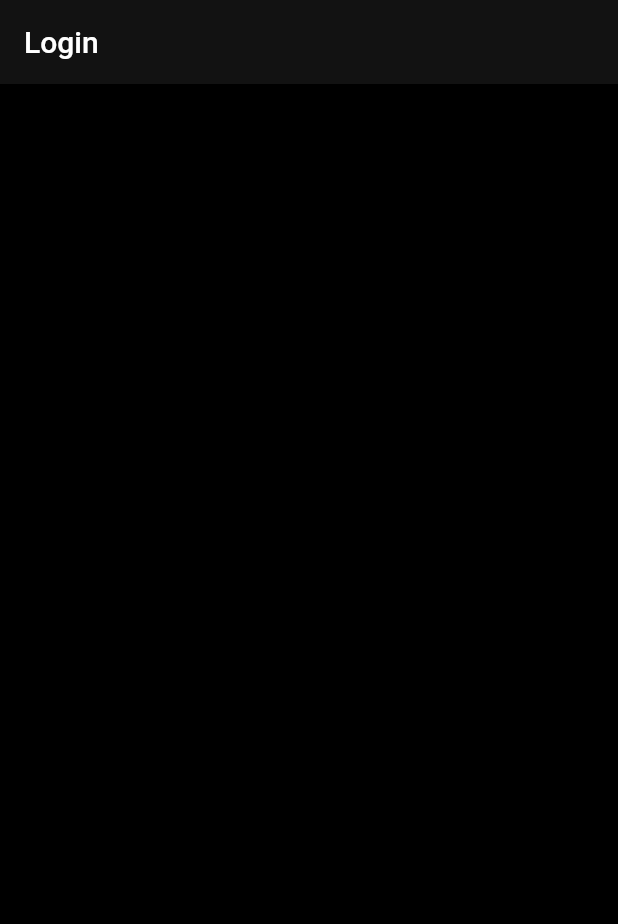
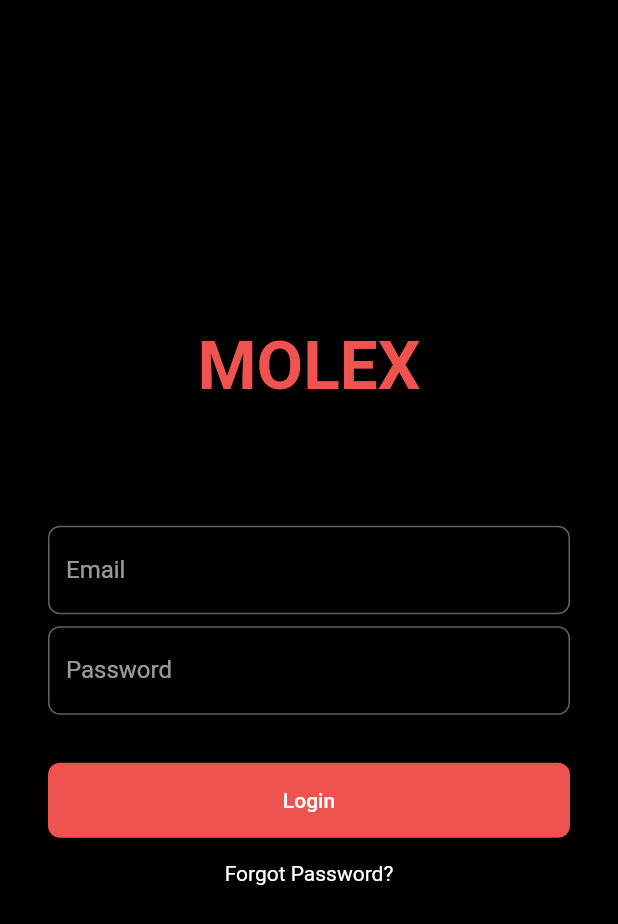
Before and after one commit to muhammad-hassan-shakeel/molix, a Flutter app: the screen it shows after launch, on a phone screen of 412 x 824 dp. Shown: the top 924 px of the screen. Run offline on Flutter 3.47's test engine with Material 2 defaults, Android fonts, the light colour scheme and no system bars; our stand-ins replace bloc, equatable, flutter_bloc, hydrated_bloc.

Commit message:
login page

```diff
--- a/lib/config/theme/dark_theme.dart
+++ b/lib/config/theme/dark_theme.dart
@@ -35,4 +35,11 @@ class DarkTheme extends MolixTheme {
 
   @override
   Color get scaffoldBackgroundColor => Colors.black;
+
+  @override
+  InputDecorationTheme get inputDecorationTheme => InputDecorationTheme(
+        border: OutlineInputBorder(
+          borderRadius: BorderRadius.circular(8),
+        ),
+      );
 }
--- a/lib/config/theme/light_theme.dart
+++ b/lib/config/theme/light_theme.dart
@@ -34,4 +34,11 @@ class LightTheme extends MolixTheme {
 
   @override
   Color get scaffoldBackgroundColor => Colors.white;
+
+  @override
+  InputDecorationTheme get inputDecorationTheme => InputDecorationTheme(
+        border: OutlineInputBorder(
+          borderRadius: BorderRadius.circular(8),
+        ),
+      );
 }
--- a/lib/config/theme/molix_theme.dart
+++ b/lib/config/theme/molix_theme.dart
@@ -9,6 +9,7 @@ abstract class MolixTheme {
         colorScheme: colorScheme,
         cardTheme: cardTheme,
         filledButtonTheme: filledButtonTheme,
+        inputDecorationTheme: inputDecorationTheme,
       );
 
   Color get scaffoldBackgroundColor;
@@ -16,4 +17,5 @@ abstract class MolixTheme {
   ColorScheme get colorScheme;
   CardTheme get cardTheme;
   FilledButtonThemeData get filledButtonTheme;
+  InputDecorationTheme get inputDecorationTheme;
 }
--- a/lib/features/login/views/login_screen.dart
+++ b/lib/features/login/views/login_screen.dart
@@ -6,9 +6,57 @@ class LoginScreen extends StatelessWidget {
   @override
   Widget build(BuildContext context) {
     return Scaffold(
-      appBar: AppBar(
-        title: const Text('Login'),
+      body: Column(
+        mainAxisAlignment: MainAxisAlignment.center,
+        children: [
+          Text(
+            'MOLEX',
+            textAlign: TextAlign.center,
+            style: Theme.of(context).textTheme.displaySmall!.copyWith(
+                fontWeight: FontWeight.bold,
+                color: Theme.of(context).colorScheme.primary),
+          ),
+          const SizedBox(height: 80),
+          _form(context),
+          const SizedBox(height: 32),
+          _loginButton(context),
+          _forgotPassword(context),
+        ],
       ),
     );
   }
+
+  Widget _form(BuildContext context) => Padding(
+        padding: const EdgeInsets.symmetric(horizontal: 32.0),
+        child: Column(
+          children: [
+            TextFormField(
+              decoration: const InputDecoration(labelText: 'Email'),
+            ),
+            const SizedBox(height: 8),
+            TextFormField(
+              decoration: const InputDecoration(labelText: 'Password'),
+            ),
+          ],
+        ),
+      );
+
+  Widget _loginButton(BuildContext context) => Container(
+        height: 50,
+        width: double.infinity,
+        padding: const EdgeInsets.symmetric(horizontal: 32.0),
+        child: FilledButton(
+          onPressed: () {},
+          child: Text(
+            'Login',
+            style: Theme.of(context).textTheme.bodyLarge,
+          ),
+        ),
+      );
+
+  Widget _forgotPassword(BuildContext context) => TextButton(
+        onPressed: () {},
+        child: Text('Forgot Password?',
+            style: Theme.of(context).textTheme.bodyMedium),
+      );
 }
```
